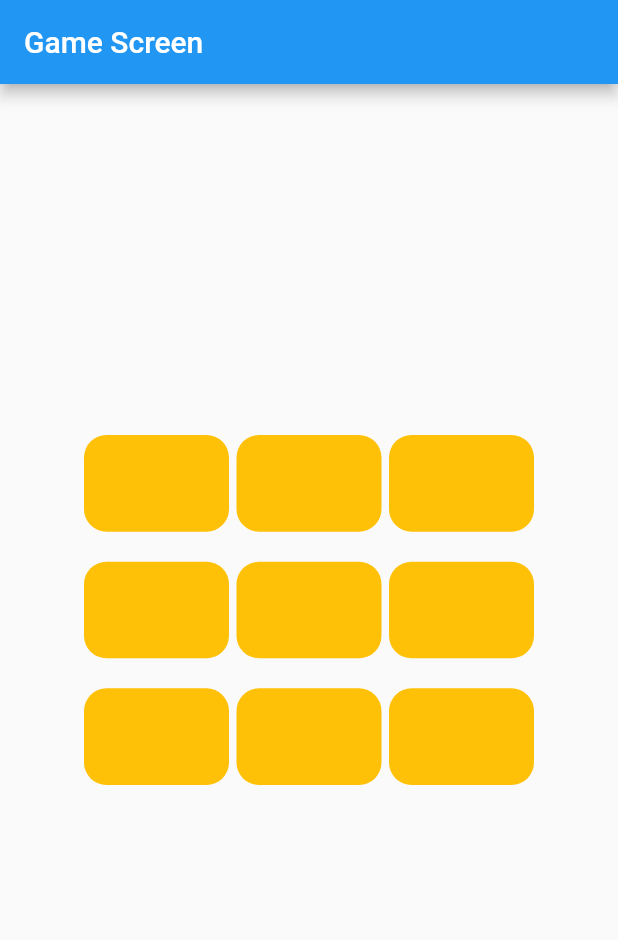
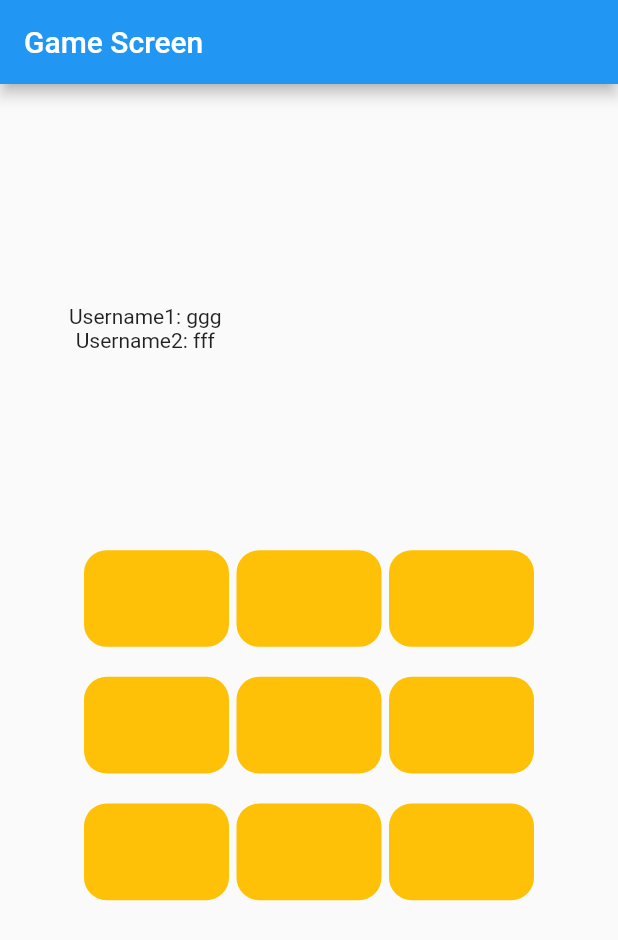
Before and after one commit to anilhyilmaz/flutter-xox-multiplayer-firebase, a Flutter app: the GridviewBuilder screen opened directly, on a phone screen of 412 x 824 dp. Shown: the top 940 px of the screen. Run offline on Flutter 3.47's test engine with Material 2 defaults, Android fonts, the phone set to English and light mode, and no system bars.

Commit message:
fixed a bug and game screen design

```diff
--- a/lib/Screens/GridviewBuilder.dart
+++ b/lib/Screens/GridviewBuilder.dart
@@ -9,34 +9,55 @@ class GridviewBuilder extends StatelessWidget {
 
   @override
   Widget build(BuildContext context) {
+    var finished = Provider.of<Repo>(context, listen: false).isFinished;
 
-    var finished = Provider.of<Repo>(context,listen: false).isFinished;
-
-
-    return Scaffold(appBar: AppBar(title: Text("Game Screen")),body: Center(
+    return Scaffold(
+        appBar: AppBar(title: Text("Game Screen")),
+        body: Center(
+            child: Column(
+              crossAxisAlignment: CrossAxisAlignment.start,
+          mainAxisAlignment: MainAxisAlignment.center,
+          children: [
+            Flexible(
+              flex: 1,
+              child: Column(children: [Text("Username1: ggg"),Text("Username2: fff")],),
+            ),
+            Flexible(
+              flex: 4,
               child: Container(
                 height: 300,
                 width: 300,
                 margin: const EdgeInsets.all(10),
-        child: GridView.builder(gridDelegate: const SliverGridDelegateWithMaxCrossAxisExtent(
+                child: GridView.builder(
+                  gridDelegate: const SliverGridDelegateWithMaxCrossAxisExtent(
                       maxCrossAxisExtent: 100,
                       childAspectRatio: 3 / 2,
                       crossAxisSpacing: 5,
-            mainAxisSpacing: 20),itemCount: Provider.of<Repo>(context).mylist.length,itemBuilder: (context,index){
+                      mainAxisSpacing: 20),
+                  itemCount: Provider.of<Repo>(context).mylist.length,
+                  itemBuilder: (context, index) {
                     return GestureDetector(
-            onTap: ()=>{
-              finished ? print("game finished") : Provider.of<Repo>(context,listen: false).changeText(index),
+                      onTap: () => {
+                        finished
+                            ? print("game finished")
+                            : Provider.of<Repo>(context, listen: false)
+                                .changeText(index),
                       },
                       child: Container(
                         alignment: Alignment.center,
                         decoration: BoxDecoration(
                             color: Colors.amber,
                             borderRadius: BorderRadius.circular(15)),
-              child: Text(Provider.of<Repo>(context).mylist[index] ?? " ",style: TextStyle(fontSize: constOsize.toDouble())),
+                        child: Text(
+                            Provider.of<Repo>(context).mylist[index] ?? " ",
+                            style: TextStyle(fontSize: constOsize.toDouble())),
                       ),
                     );
-        },),
+                  },
                 ),
-    ));
+              ),
+            )
+          ],
+        )));
   }
 }
```
Also changed, not shown: 1 other file. Lines whose indentation alone changed are shown as unchanged.
